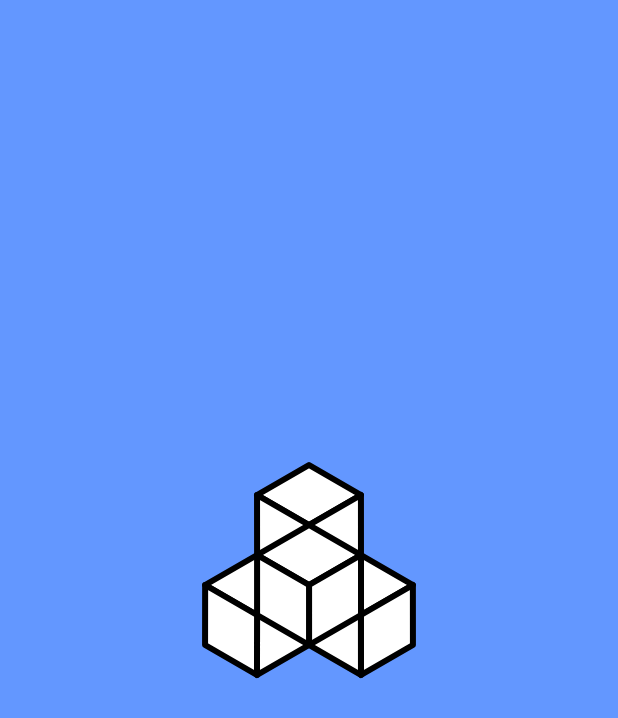
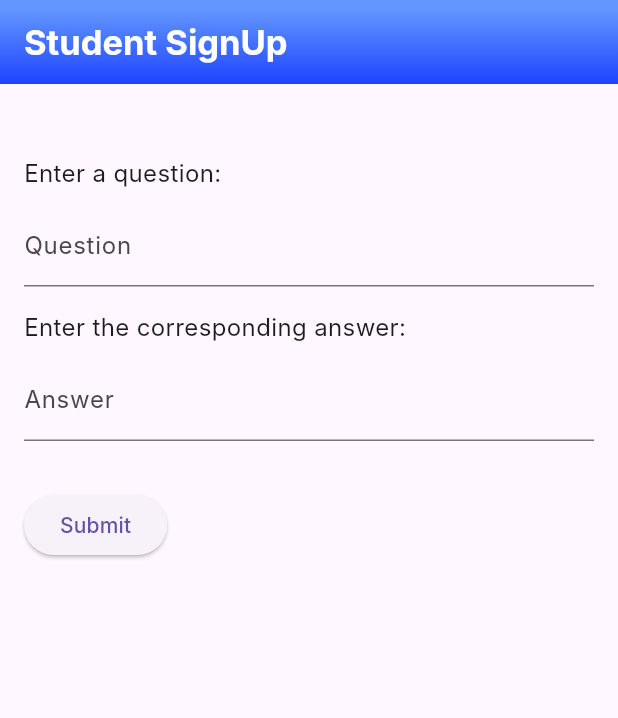
Before and after one commit to SauravHaldar04/innov_2024_overload-oblivion, a Flutter app: the first screen one second after launch, on a phone screen of 412 x 824 dp. Shown: the top 718 px of the screen. Run offline on Flutter 3.47's test engine with Material 3 defaults, Android fonts, the light colour scheme and no system bars; drawn by our look-alikes of animated_splash_screen, lottie; our stand-ins replace cloud_firestore, firebase_auth, firebase_core, syncfusion_flutter_charts; accounts and stored records are empty; Roboto replaces fonts that are missing (Inter).

Commit message:
Adding Short questions interface

```diff
--- a/lib/main.dart
+++ b/lib/main.dart
@@ -3,9 +3,10 @@ import 'package:flutter/material.dart';
 import 'package:innovate_2/firebase_options.dart';
 import 'package:innovate_2/providers/student_provider.dart';
 import 'package:innovate_2/providers/teacher_provider.dart';
-import 'package:innovate_2/screens/ai_generated_quiz_input.dart';
+import 'package:innovate_2/screens/short_answer_screen.dart';
+
 import 'package:innovate_2/screens/splash_screen.dart';
-import 'package:innovate_2/screens/user_type_selec.dart';
+
 import 'package:provider/provider.dart';
 
 void main() async {
@@ -31,7 +32,7 @@ class MyApp extends StatelessWidget {
           fontFamily: 'Inter',
           primarySwatch: Colors.blue,
         ),
-        home:  SplashScreen(),
+        home:  const ShortAnswerScreen(),
       ),
     );
   }
--- a/lib/screens/ai_generated_quiz_input.dart
+++ b/lib/screens/ai_generated_quiz_input.dart
@@ -70,7 +70,7 @@ class _AIQuizInputPageState extends State<AIQuizInputPage> {
                 BlueButton(
                     onTap: () async {
                       final response = await http.get(Uri.parse(
-                          'https://93f6-59-164-67-218.ngrok-free.app/categories'));
+                          'https://8892-59-164-67-218.ngrok-free.app/categories'));
                       if (response.statusCode == 200) {
                         final decodedResponse = json.decode(response.body);
                         setState(() {
@@ -172,7 +172,7 @@ class _AIQuizInputPageState extends State<AIQuizInputPage> {
                     onTap: () async {
                       final response = await http.post(
                         Uri.parse(
-                            'https://93f6-59-164-67-218.ngrok-free.app/quiz'),
+                            'https://8892-59-164-67-218.ngrok-free.app/quiz'),
                         body: json.encode(<String, dynamic>{
                           'difficulty': selectedDifficulty,
                           'topic_id': enteredTopicID,
--- /dev/null
+++ b/lib/screens/short_answer_screen.dart
@@ -0,0 +1,76 @@
+import 'package:flutter/material.dart';
+import 'package:innovate_2/global/global_var.dart';
+
+class ShortAnswerScreen extends StatefulWidget {
+  const ShortAnswerScreen({Key? key}) : super(key: key);
+
+  @override
+  State<ShortAnswerScreen> createState() => _ShortAnswerScreenState();
+}
+
+class _ShortAnswerScreenState extends State<ShortAnswerScreen> {
+  final questionController = TextEditingController();
+  final answerController = TextEditingController();
+  int questionCount = 0;
+  int answerCount = 0;
+  List<TextField> questionTextFields = [];
+  List<TextField> answerTextFields = [];
+
+  @override
+  void dispose() {
+    questionController.dispose();
+    answerController.dispose();
+    super.dispose();
+  }
+
+  @override
+  Widget build(BuildContext context) {
+    return Scaffold(
+      appBar: AppBar(
+        title: const Text(
+          'Student SignUp',
+          style: TextStyle(
+              color: Colors.white, fontSize: 23, fontWeight: FontWeight.bold),
+        ),
+        flexibleSpace: Container(
+          decoration:
+              const BoxDecoration(gradient: GlobalVariables.primaryGradient),
+        ),
+      ),
+      body: SingleChildScrollView(
+        padding: const EdgeInsets.all(16),
+        child: Column(
+          crossAxisAlignment: CrossAxisAlignment.start,
+          children: [
+
+            const SizedBox(height: 32),
+            Text('Enter a question:', style: TextStyle(fontSize: 16)),
+            const SizedBox(height: 8),
+            TextField(
+              controller: questionController,
+              decoration: InputDecoration(
+                labelText: 'Question',
+              ),
+            ),
+            const SizedBox(height: 16),
+            Text('Enter the corresponding answer:', style: TextStyle(fontSize: 16)),
+            const SizedBox(height: 8),
+            TextField(
+              controller: answerController,
+              decoration: InputDecoration(
+                labelText: 'Answer',
+              ),
+            ),
+            const SizedBox(height: 32),
+            ElevatedButton(
+              onPressed: () {
+                // TODO: Add logic to handle the question and answer inputs
+              },
+              child: const Text('Submit'),
+            ),
+          ],
+        ),
+      ),
+    );
+  }
+}
--- a/lib/screens/splash_screen.dart
+++ b/lib/screens/splash_screen.dart
@@ -1,6 +1,6 @@
 import 'package:animated_splash_screen/animated_splash_screen.dart';
 import 'package:flutter/material.dart';
-import 'package:innovate_2/screens/teacher_homepage.dart';
+
 import 'package:innovate_2/screens/user_type_selec.dart';
 import 'package:lottie/lottie.dart';
 
--- a/lib/screens/teacher_login.dart
+++ b/lib/screens/teacher_login.dart
@@ -1,7 +1,7 @@
 import 'package:flutter/material.dart';
 import 'package:innovate_2/global/global_var.dart';
 import 'package:innovate_2/resources/auth_methods.dart';
-import 'package:innovate_2/screens/splash_screen.dart';
+
 import 'package:innovate_2/screens/teacher_homepage.dart';
 import 'package:innovate_2/screens/teacher_signup.dart';
 import 'package:innovate_2/widgets/utils.dart';
```
Also changed, not shown: lib/screens/create_quiz.dart (+21 -14 lines), lib/screens/student_homepage.dart (+3 -4 lines), lib/screens/teacher_homepage.dart (line endings or trailing spaces).
